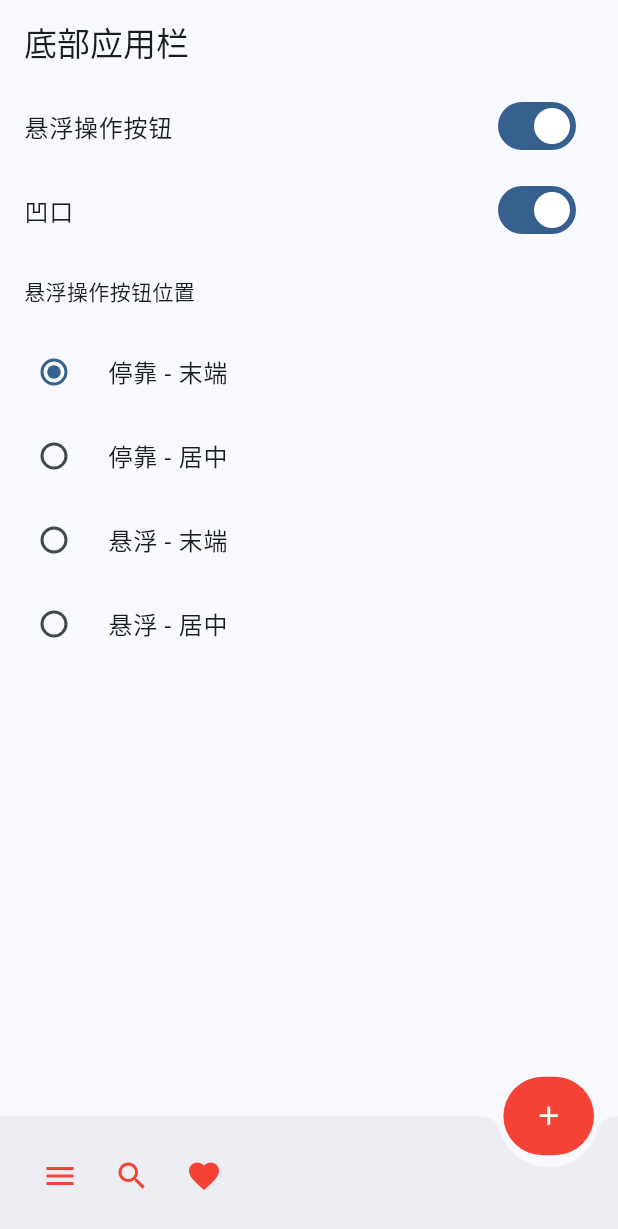
After one commit to shutongit/flutter, a Flutter app: the BottomAppBarDemo screen opened directly, on a phone screen of 412 x 824 dp. The commit adds this screen. Shown: the top 1229 px of the screen. Run offline on Flutter 3.47's test engine with Material 2 defaults, Android fonts, the phone set to English and light mode, and no system bars.

Commit message:
1、增加横幅页面；2、增加底部应用栏页面；

```diff
--- /dev/null
+++ b/lib/page/bottom_app_bar.dart
@@ -0,0 +1,191 @@
+import 'package:flutter/cupertino.dart';
+import 'package:flutter/material.dart';
+import 'package:flutter/rendering.dart';
+
+class BottomAppBarDemo extends StatefulWidget {
+  const BottomAppBarDemo({super.key});
+
+  @override
+  State<StatefulWidget> createState() {
+    return _BottomAppBarDemoState();
+  }
+}
+
+class _BottomAppBarDemoState extends State<BottomAppBarDemo>
+    with RestorationMixin {
+  final RestorableBool _showFab = RestorableBool(true);
+  final RestorableBool _showNotch = RestorableBool(true);
+  final RestorableInt _currentFabLocation = RestorableInt(0);
+
+  static const List<FloatingActionButtonLocation> _fabLocations = [
+    FloatingActionButtonLocation.endDocked,
+    FloatingActionButtonLocation.centerDocked,
+    FloatingActionButtonLocation.endFloat,
+    FloatingActionButtonLocation.centerFloat,
+  ];
+
+  @override
+  String? get restorationId => 'bottom_app_bar_demo';
+
+  @override
+  void restoreState(RestorationBucket? oldBucket, bool initialRestore) {
+    registerForRestoration(_showFab, 'show_fab');
+    registerForRestoration(_showNotch, 'show_notch');
+    registerForRestoration(_currentFabLocation, 'current_fab_location');
+  }
+
+  @override
+  void dispose() {
+    _showFab.dispose();
+    _showNotch.dispose();
+    _currentFabLocation.dispose();
+    super.dispose();
+  }
+
+  /// 点击悬浮操作按钮
+  void _onShowFabChanged(bool value) {
+    setState(() {
+      _showFab.value = value;
+    });
+  }
+
+  /// 点击凹口
+  void _onShowNotchChanged(bool value) {
+    setState(() {
+      _showNotch.value = value;
+    });
+  }
+
+  /// 切换悬浮按钮的位置
+  void _onFabLocationChanged(int? value) {
+    setState(() {
+      _currentFabLocation.value = value!;
+    });
+  }
+
+  @override
+  Widget build(BuildContext context) {
+    return Scaffold(
+      appBar: AppBar(
+        title: const Text('底部应用栏'),
+      ),
+      body: ListView(
+        padding: const EdgeInsets.only(bottom: 88),
+        children: [
+          SwitchListTile(
+            title: const Text('悬浮操作按钮'),
+            value: _showFab.value,
+            onChanged: _onShowFabChanged,
+          ),
+          SwitchListTile(
+            title: const Text('凹口'),
+            value: _showNotch.value,
+            onChanged: _onShowNotchChanged,
+          ),
+          const Padding(
+            padding: EdgeInsets.all(16),
+            child: Text('悬浮操作按钮位置'),
+          ),
+          RadioListTile(
+            title: const Text('停靠 - 末端'),
+            value: 0,
+            groupValue: _currentFabLocation.value,
+            onChanged: _onFabLocationChanged,
+          ),
+          RadioListTile(
+            title: const Text('停靠 - 居中'),
+            value: 1,
+            groupValue: _currentFabLocation.value,
+            onChanged: _onFabLocationChanged,
+          ),
+          RadioListTile(
+            title: const Text('悬浮 - 末端'),
+            value: 2,
+            groupValue: _currentFabLocation.value,
+            onChanged: _onFabLocationChanged,
+          ),
+          RadioListTile(
+            title: const Text('悬浮 - 居中'),
+            value: 3,
+            groupValue: _currentFabLocation.value,
+            onChanged: _onFabLocationChanged,
+          ),
+        ],
+      ),
+      floatingActionButton: _showFab.value
+          ? Container(
+              decoration: BoxDecoration(
+                borderRadius: BorderRadius.circular(50),
+                // border: Border.all(color: const Color(0xff000000), width: 1),
+                color: Colors.red,
+              ),
+              child: Semantics(
+                container: true,
+                sortKey: const OrdinalSortKey(0),
+                child: CupertinoButton(
+                  onPressed: () {},
+                  // tooltip: '创建',
+                  child: const Icon(
+                    Icons.add,
+                    color: Colors.white,
+                  ),
+                ),
+              ),
+            )
+          : null,
+      floatingActionButtonLocation: _fabLocations[_currentFabLocation.value],
+      bottomNavigationBar: _DemoBottomAppBar(
+        fabLocation: _fabLocations[_currentFabLocation.value],
+        shape: _showNotch.value ? const CircularNotchedRectangle() : null,
+      ),
+    );
+  }
+}
+
+class _DemoBottomAppBar extends StatelessWidget {
+  const _DemoBottomAppBar({required this.fabLocation, this.shape});
+  final FloatingActionButtonLocation fabLocation;
+  final NotchedShape? shape;
+
+  static final centerLocations = <FloatingActionButtonLocation>[
+    FloatingActionButtonLocation.centerDocked,
+    FloatingActionButtonLocation.centerFloat,
+  ];
+
+  @override
+  Widget build(BuildContext context) {
+    return Semantics(
+      sortKey: const OrdinalSortKey(1),
+      container: true,
+      label: '底部应用栏',
+      child: BottomAppBar(
+        shape: shape,
+        child: IconTheme(
+          data: IconThemeData(
+            color: Theme.of(context).colorScheme.secondaryContainer,
+          ),
+          child: Row(
+            children: [
+              IconButton(
+                onPressed: () {},
+                icon: const Icon(Icons.menu),
+                tooltip: '打开导航菜单',
+              ),
+              if (centerLocations.contains(fabLocation)) const Spacer(),
+              IconButton(
+                onPressed: () {},
+                icon: const Icon(Icons.search),
+                tooltip: '搜索',
+              ),
+              IconButton(
+                onPressed: () {},
+                icon: const Icon(Icons.favorite),
+                tooltip: '收藏',
+              ),
+            ],
+          ),
+        ),
+      ),
+    );
+  }
+}
```
Also changed, not shown: lib/main.dart (+24 -6 lines), lib/page/banner_demo.dart (+44 -63 lines).
